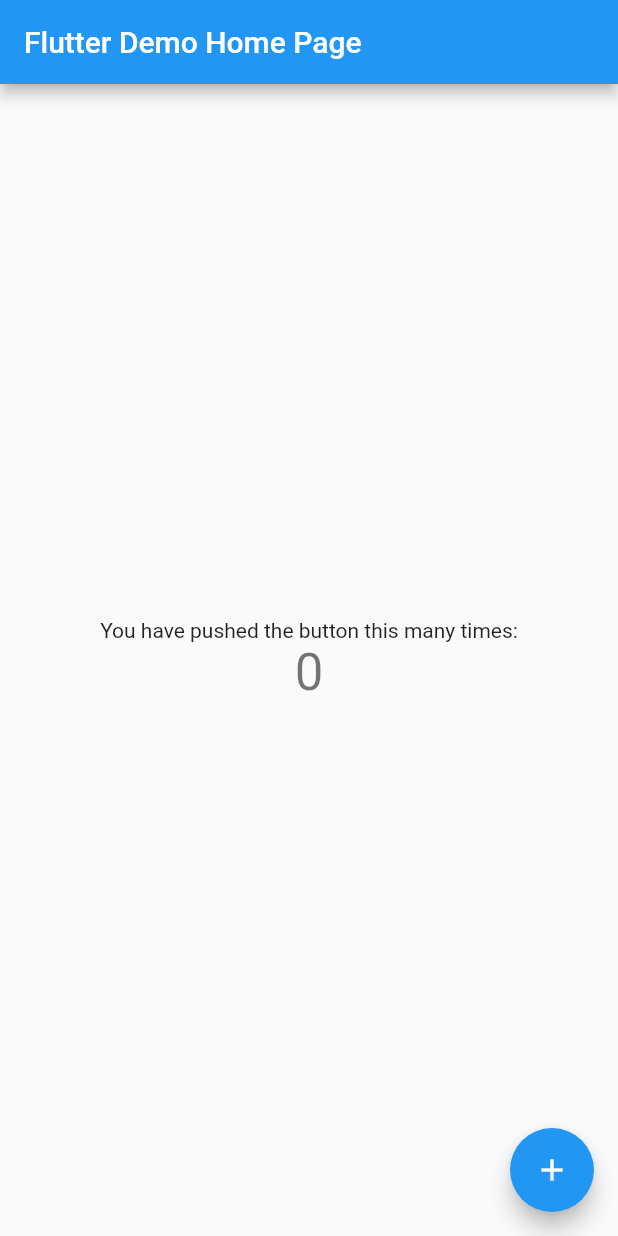
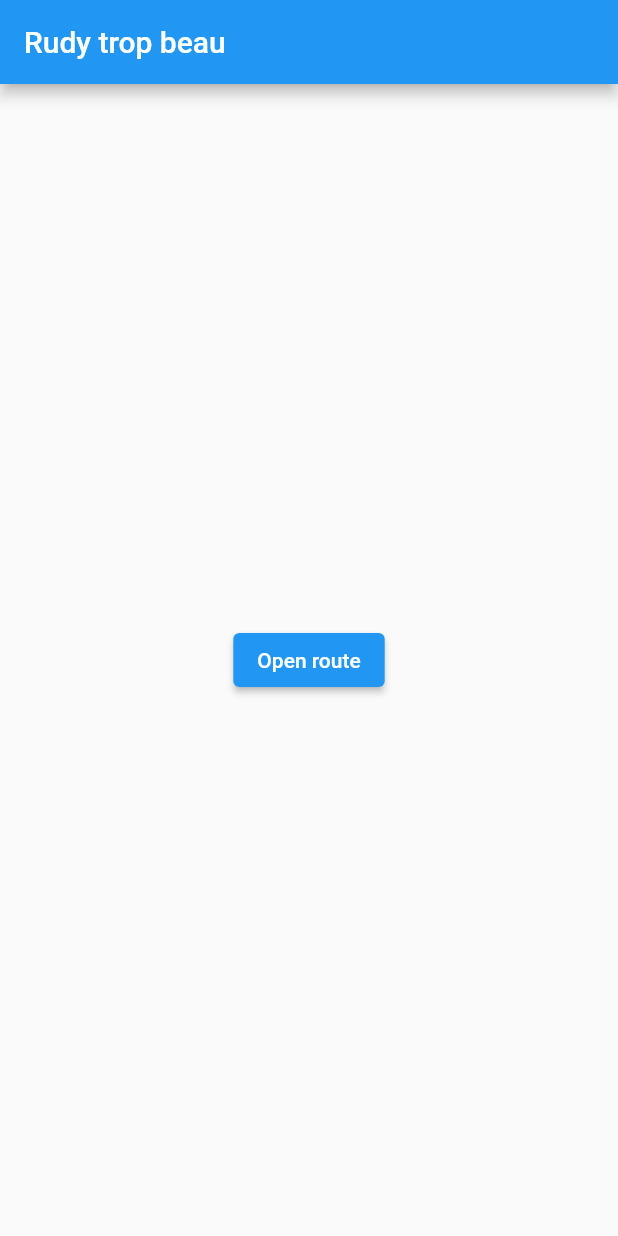
Before and after one commit to MickaLillois/PAI, a Flutter app: the screen it shows after launch, on a phone screen of 412 x 824 dp. Run offline on Flutter 3.47's test engine with Material 2 defaults, Android fonts, the phone set to English and light mode, and no system bars.

Commit message:
changement de page flutter

```diff
--- a/clientFlutter/flutter_quizinmobile/lib/main.dart
+++ b/clientFlutter/flutter_quizinmobile/lib/main.dart
@@ -1,4 +1,5 @@
 import 'package:flutter/material.dart';
+import 'package:flutter_quizinmobile/secondPage.dart';
 
 void main() {
   runApp(MyApp());
@@ -22,7 +23,12 @@ class MyApp extends StatelessWidget {
         // is not restarted.
         primarySwatch: Colors.blue,
       ),
-      home: MyHomePage(title: 'Flutter Demo Home Page'),
+      home: MyHomePage(title: 'Rudy trop beau'),
+        routes: {
+          //'/': (context) => MyHomePage(title: "Connexion"),
+          '/secondPage': (context) => MySecondPage(),
+        },
+        initialRoute: '/'
     );
   }
 }
@@ -74,40 +80,15 @@ class _MyHomePageState extends State<MyHomePage> {
         title: Text(widget.title),
       ),
       body: Center(
-        // Center is a layout widget. It takes a single child and positions it
-        // in the middle of the parent.
-        child: Column(
-          // Column is also a layout widget. It takes a list of children and
-          // arranges them vertically. By default, it sizes itself to fit its
-          // children horizontally, and tries to be as tall as its parent.
-          //
-          // Invoke "debug painting" (press "p" in the console, choose the
-          // "Toggle Debug Paint" action from the Flutter Inspector in Android
-          // Studio, or the "Toggle Debug Paint" command in Visual Studio Code)
-          // to see the wireframe for each widget.
-          //
-          // Column has various properties to control how it sizes itself and
-          // how it positions its children. Here we use mainAxisAlignment to
-          // center the children vertically; the main axis here is the vertical
-          // axis because Columns are vertical (the cross axis would be
-          // horizontal).
-          mainAxisAlignment: MainAxisAlignment.center,
-          children: <Widget>[
-            Text(
-              'You have pushed the button this many times:',
-            ),
-            Text(
-              '$_counter',
-              style: Theme.of(context).textTheme.headline4,
-            ),
-          ],
+        child: ElevatedButton(
+          child: Text('Open route'),
+          onPressed: () {
+            //print('Hello, World!');
+            Navigator.pushNamed(context, '/secondPage');
+          },
         ),
       ),
-      floatingActionButton: FloatingActionButton(
-        onPressed: _incrementCounter,
-        tooltip: 'Increment',
-        child: Icon(Icons.add),
-      ), // This trailing comma makes auto-formatting nicer for build methods.
+
     );
   }
 }
```
Also changed, not shown: clientFlutter/flutter_quizinmobile/lib/secondPage.dart (added, +16 -0 lines).
